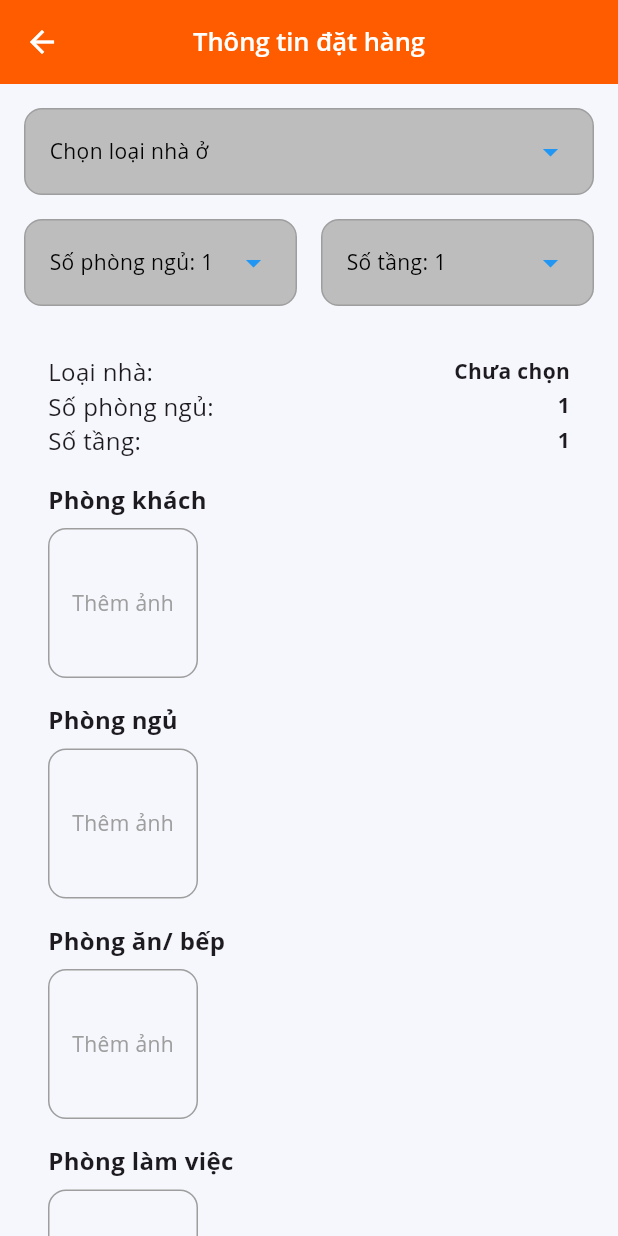
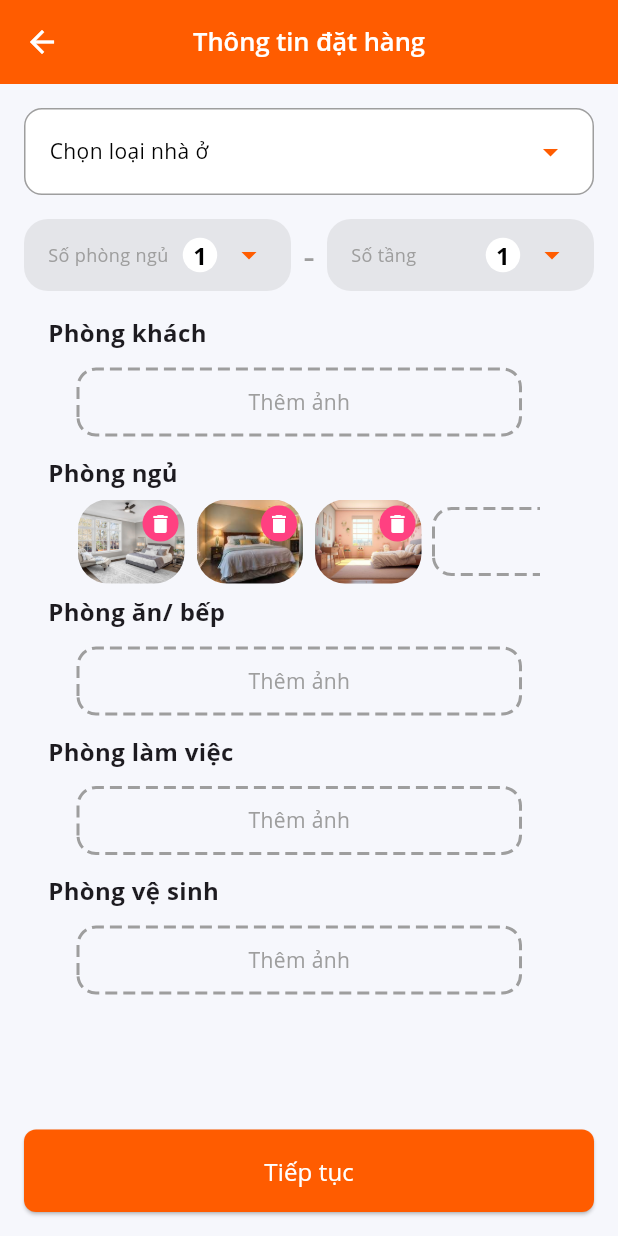
Before and after one commit to CapstoneProjectFA24/movemate-mobile, a Flutter app: the BookingScreen screen opened by its route, on a phone screen of 412 x 824 dp. Run offline on Flutter 3.47's test engine with Material 3 defaults, Android fonts, the light colour scheme and no system bars; drawn by our look-alikes of dotted_border; our stand-ins replace auto_route, dio, flutter_hooks, flutter_riverpod, font_awesome_flutter, hooks_riverpod and 3 more; accounts and stored records are empty; Roboto replaces fonts that are missing (Open Sans).

Commit message:
refactor(booking) : fix ui booking (#10)

```diff
--- a/lib/configs/routes/app_router.dart
+++ b/lib/configs/routes/app_router.dart
@@ -40,7 +40,7 @@ class AppRouter extends _$AppRouter {
           page: SignInScreenRoute.page,
         ),
         AutoRoute(
-          initial: true,
+          // initial: true,
           page: SignUpScreenRoute.page,
         ),
         // Màn hình Onboarding
@@ -51,7 +51,7 @@ class AppRouter extends _$AppRouter {
         // Màn hình chính
         AutoRoute(
           page: TabViewScreenRoute.page,
-          // initial: true,
+          initial: true,
           guards: [OnboardingGuard(ref: _ref)],
           // guards: [AuthGuard(ref: _ref)],
           children: [
--- a/lib/features/booking/presentation/screens/booking_details.dart
+++ b/lib/features/booking/presentation/screens/booking_details.dart
@@ -1,5 +1,6 @@
-//order_details.dart
+import 'package:dotted_border/dotted_border.dart';
 import 'package:flutter/material.dart';
+import 'package:movemate/utils/constants/asset_constant.dart';
 
 class BookingDetails extends StatelessWidget {
   final String? houseType;
@@ -15,7 +16,11 @@ class BookingDetails extends StatelessWidget {
 
   // Room images
   final List<String> livingRoomImages = [];
-  final List<String> bedroomImages = [];
+  final List<String> bedroomImages = [
+    'assets/images/booking/bedroom/bedroom1.png',
+    'assets/images/booking/bedroom/bedroom2.png',
+    'assets/images/booking/bedroom/bedroom3.png'
+  ];
   final List<String> diningRoomImages = [];
   final List<String> officeRoomImages = [];
   final List<String> bathroomImages = [];
@@ -23,22 +28,18 @@ class BookingDetails extends StatelessWidget {
   @override
   Widget build(BuildContext context) {
     return Padding(
-      padding: const EdgeInsets.all(16.0),
+      padding: const EdgeInsets.only(right: 16.0, left: 16),
       child: Column(
         crossAxisAlignment: CrossAxisAlignment.start,
         children: [
-          _buildDetailSection('Loại nhà:', houseType ?? 'Chưa chọn'),
-          _buildDetailSection('Số phòng ngủ:', numberOfRooms.toString()),
-          _buildDetailSection('Số tầng:', numberOfFloors.toString()),
-          const SizedBox(height: 16),
           _buildRoomImageSection('Phòng khách', livingRoomImages),
-          const SizedBox(height: 16),
+          // const SizedBox(height: 16),
           _buildRoomImageSection('Phòng ngủ', bedroomImages),
-          const SizedBox(height: 16),
+          // const SizedBox(height: 16),
           _buildRoomImageSection('Phòng ăn/ bếp', diningRoomImages),
-          const SizedBox(height: 16),
+          // const SizedBox(height: 16),
           _buildRoomImageSection('Phòng làm việc', officeRoomImages),
-          const SizedBox(height: 16),
+          // const SizedBox(height: 16),
           _buildRoomImageSection('Phòng vệ sinh', bathroomImages),
         ],
       ),
@@ -54,17 +55,20 @@ class BookingDetails extends StatelessWidget {
           roomTitle,
           style: const TextStyle(fontWeight: FontWeight.bold, fontSize: 16),
         ),
-        const SizedBox(height: 8),
-        SizedBox(
-          height: 100,
+        // const SizedBox(height: 8),
+        Container(
+          padding: const EdgeInsets.symmetric(horizontal: 20),
+          child: SizedBox(
+            height: 70,
             child: ListView.builder(
               scrollDirection: Axis.horizontal,
-            itemCount: images.length + 1,
+              itemCount: images.length + 1, // +1 for "Thêm ảnh" button
               itemBuilder: (context, index) {
                 return (index == images.length)
-                  ? _buildAddImageButton()
-                  : _buildRoomImage(images[index]);
+                    ? _buildAddImageButton() // "Thêm ảnh" button
+                    : _buildRoomImage(images[index]); // Room image
               },
+            ),
           ),
         ),
       ],
@@ -73,11 +77,13 @@ class BookingDetails extends StatelessWidget {
 
   // Widget for room image
   Widget _buildRoomImage(String imagePath) {
-    return Container(
-      width: 100,
+    return Center(
+      child: Container(
+        width: 71,
+        height: 56,
         margin: const EdgeInsets.only(right: 8),
         decoration: BoxDecoration(
-        borderRadius: BorderRadius.circular(12),
+          borderRadius: BorderRadius.circular(20),
           image: DecorationImage(
             image: AssetImage(imagePath),
             fit: BoxFit.cover,
@@ -92,12 +98,14 @@ class BookingDetails extends StatelessWidget {
                 padding: const EdgeInsets.all(4),
                 decoration: const BoxDecoration(
                   shape: BoxShape.circle,
-                color: Colors.pinkAccent,
+                  color: AssetsConstants.pinkColor,
                 ),
-              child: const Icon(Icons.delete, color: Colors.white, size: 16),
+                child: const Icon(Icons.delete,
+                    color: AssetsConstants.whiteColor, size: 16),
               ),
             ),
           ],
+        ),
       ),
     );
   }
@@ -108,28 +116,32 @@ class BookingDetails extends StatelessWidget {
       onTap: () {
         // Handle add image
       },
+      child: Center(
         child: Container(
-        width: 100,
+          width: 295,
+          height: 44,
           margin: const EdgeInsets.only(right: 8),
-        decoration: BoxDecoration(
-          border: Border.all(color: Colors.grey),
-          borderRadius: BorderRadius.circular(12),
+          // decoration: BoxDecoration(
+          //   border: Border.all(
+          //     color: AssetsConstants.greyColor,
+          // style: BorderStyle.solid, // Viền đứt đoạn
+          //   ),
+          //   borderRadius: BorderRadius.circular(12),
+          // ),
+          child: DottedBorder(
+            color: AssetsConstants.greyColor, // Màu viền đứt đoạn
+            strokeWidth: 2,
+            borderType: BorderType.RRect,
+            radius: const Radius.circular(12),
+            dashPattern: const [8, 4], // Đặt pattern cho viền đứt đoạn
+
+            child: const Center(
+              child: Text('Thêm ảnh',
+                  style: TextStyle(color: AssetsConstants.greyColor)),
             ),
-        child: const Center(
-          child: Text('Thêm ảnh', style: TextStyle(color: Colors.grey)),
+          ),
         ),
       ),
     );
   }
-
-  // Helper method for detail section
-  Widget _buildDetailSection(String label, String value) {
-    return Row(
-      mainAxisAlignment: MainAxisAlignment.spaceBetween,
-      children: [
-        Text(label, style: const TextStyle(fontSize: 16)),
-        Text(value, style: const TextStyle(fontWeight: FontWeight.bold)),
-      ],
-    );
 }
-}
--- a/lib/features/booking/presentation/screens/booking_screen.dart
+++ b/lib/features/booking/presentation/screens/booking_screen.dart
@@ -44,7 +44,10 @@ class BookingScreen extends HookWidget {
         centerTitle: true,
         showBackButton: true,
       ),
-      body: SingleChildScrollView(
+      body: Column(
+        children: [
+          Expanded(
+            child: SingleChildScrollView(
               child: Padding(
                 padding: const EdgeInsets.all(16.0),
                 child: Column(
@@ -70,12 +73,23 @@ class BookingScreen extends HookWidget {
                       numberOfRooms: numberOfRooms.value,
                       numberOfFloors: numberOfFloors.value,
                     ),
-              const SizedBox(height: 16),
-              SizedBox(
+                    const SizedBox(height: 8),
+                  ],
+                ),
+              ),
+            ),
+          ),
+          Padding(
+            padding: const EdgeInsets.all(16.0),
+            child: SizedBox(
               width: double.infinity,
               child: ElevatedButton(
                 style: ElevatedButton.styleFrom(
-                    backgroundColor: AssetsConstants.primaryLight,
+                  backgroundColor: AssetsConstants.primaryDark, // Màu nền cam
+                  padding: const EdgeInsets.symmetric(vertical: 16),
+                  shape: RoundedRectangleBorder(
+                    borderRadius: BorderRadius.circular(8), // Bo góc nút
+                  ),
                 ),
                 onPressed: () {
                   context.router.push(AvailableVehiclesScreenRoute());
@@ -85,9 +99,8 @@ class BookingScreen extends HookWidget {
                         fontSize: 16, color: AssetsConstants.whiteColor)),
               ),
             ),
+          ),
         ],
-          ),
-        ),
       ),
     );
   }
--- a/lib/features/booking/presentation/widgets/booking_selection.dart
+++ b/lib/features/booking/presentation/widgets/booking_selection.dart
@@ -1,4 +1,3 @@
-//order_model.dart
 import 'package:flutter/material.dart';
 import 'package:movemate/utils/constants/asset_constant.dart';
 
@@ -42,30 +41,85 @@ class _BookingSelectionState extends State<BookingSelection> {
 
         // Room and Floor Count Buttons
         Row(
-          mainAxisAlignment: MainAxisAlignment.spaceBetween,
+          mainAxisAlignment: MainAxisAlignment.center,
           children: [
             Expanded(
-              child: GestureDetector(
+              child: _buildRoomFloorCountButton(
+                label: 'Số phòng ngủ',
+                value: numberOfRooms,
                 onTap: () => _showRoomCountModal(context),
-                child: _buildSelectionButton(
-                  label: 'Số phòng ngủ: $numberOfRooms',
-                  icon: Icons.arrow_drop_down,
-                ),
               ),
             ),
-            const SizedBox(width: 16),
+            const Padding(
+              padding: EdgeInsets.symmetric(horizontal: 8.0),
+              child: Text('-',
+                  style: TextStyle(
+                      fontSize: 24, color: AssetsConstants.greyColor)),
+            ),
             Expanded(
-              child: GestureDetector(
+              child: _buildRoomFloorCountButton(
+                label: 'Số tầng',
+                value: numberOfFloors,
                 onTap: () => _showFloorCountModal(context),
-                child: _buildSelectionButton(
-                  label: 'Số tầng: $numberOfFloors',
-                  icon: Icons.arrow_drop_down,
-                ),
               ),
             ),
           ],
         ),
       ],
+    );
+  }
+
+  // Room/Floor count button with customized style
+  Widget _buildRoomFloorCountButton({
+    required String label,
+    required int value,
+    required VoidCallback onTap,
+  }) {
+    return GestureDetector(
+      onTap: onTap,
+      child: Container(
+        padding: const EdgeInsets.symmetric(vertical: 12, horizontal: 16),
+        decoration: BoxDecoration(
+          color: AssetsConstants.greyColor.withOpacity(0.2), // Nền xám mờ
+          borderRadius: BorderRadius.circular(16), // Bo góc tròn
+        ),
+        child: Row(
+          mainAxisAlignment: MainAxisAlignment.spaceBetween,
+          children: [
+            Expanded(
+              child: Text(
+                label,
+                style: const TextStyle(
+                  fontSize: 12,
+                  color: AssetsConstants.greyColor, // Màu xám cho nhãn
+                ),
+              ),
+            ),
+            Row(
+              children: [
+                Container(
+                  padding: const EdgeInsets.symmetric(horizontal: 12),
+                  decoration: const BoxDecoration(
+                    color: AssetsConstants.whiteColor, // Nền trắng cho số lượng
+                    shape: BoxShape.circle, // Hình tròn
+                  ),
+                  child: Text(
+                    value.toString(),
+                    style: const TextStyle(
+                      fontSize: 16,
+                      fontWeight: FontWeight.bold,
+                      color: AssetsConstants.blackColor, // Màu đen cho số
+                    ),
+                  ),
+                ),
+                const SizedBox(width: 4), // Khoảng cách giữa số và icon
+                const Icon(Icons.arrow_drop_down,
+                    color: AssetsConstants.primaryDark), // Màu xanh cho icon
+              ],
+            ),
+          ],
+        ),
+      ),
     );
   }
 
@@ -75,16 +129,20 @@ class _BookingSelectionState extends State<BookingSelection> {
     return Container(
       padding: const EdgeInsets.symmetric(vertical: 16, horizontal: 16),
       decoration: BoxDecoration(
-        color: AssetsConstants.greyColor[400],
+        color: AssetsConstants.whiteColor,
         borderRadius: BorderRadius.circular(12),
         border: Border.all(color: AssetsConstants.greyColor),
       ),
       child: Row(
         mainAxisAlignment: MainAxisAlignment.spaceBetween,
         children: [
-          Text(label,
-              style: const TextStyle(color: AssetsConstants.blackColor)),
-          Icon(icon, color: AssetsConstants.blue1),
+          Text(
+            label,
+            style: const TextStyle(
+              color: AssetsConstants.blackColor,
+            ),
+          ),
+          Icon(icon, color: AssetsConstants.primaryDark),
         ],
       ),
     );
@@ -103,7 +161,7 @@ class _BookingSelectionState extends State<BookingSelection> {
             height: 300, // Adjust height as needed
             padding: const EdgeInsets.all(16.0),
             decoration: BoxDecoration(
-              color: Colors.white,
+              color: AssetsConstants.whiteColor,
               borderRadius: BorderRadius.circular(20),
             ),
             child: Column(
@@ -156,7 +214,7 @@ class _BookingSelectionState extends State<BookingSelection> {
             height: 300, // Adjust height as needed
             padding: const EdgeInsets.all(16.0),
             decoration: BoxDecoration(
-              color: Colors.white,
+              color: AssetsConstants.whiteColor,
               borderRadius: BorderRadius.circular(20),
             ),
             child: Column(
@@ -176,6 +234,7 @@ class _BookingSelectionState extends State<BookingSelection> {
                           (index + 1).toString(),
                           style: const TextStyle(
                               color: AssetsConstants.blackColor),
+                          textAlign: TextAlign.center,
                         ),
                         onTap: () {
                           setState(() {
@@ -209,7 +268,7 @@ class _BookingSelectionState extends State<BookingSelection> {
             height: 300, // Adjust height as needed
             padding: const EdgeInsets.all(16.0),
             decoration: BoxDecoration(
-              color: Colors.white,
+              color: AssetsConstants.whiteColor,
               borderRadius: BorderRadius.circular(20),
             ),
             child: Column(
@@ -229,6 +288,7 @@ class _BookingSelectionState extends State<BookingSelection> {
                           (index + 1).toString(),
                           style: const TextStyle(
                               color: AssetsConstants.blackColor),
+                          textAlign: TextAlign.center,
                         ),
                         onTap: () {
                           setState(() {
--- a/lib/utils/constants/asset_constant.dart
+++ b/lib/utils/constants/asset_constant.dart
@@ -89,6 +89,7 @@ class AssetsConstants {
   static const whiteColor = Color(0xffFFFFFF);
   static const blackColor = Color(0xff000000);
   static const greyColor = Colors.grey;
+  static const pinkColor = Colors.pinkAccent;
   static const scaffoldColor = Color(0xffF6F7FC);
   static const borderColor = Color(0xffB3B9C1);
   static const textBlur = Color(0xff7F858D);
```
Also changed, not shown: lib/features/booking/presentation/screens/vehicles_available_screen.dart (+29 -15 lines), lib/features/booking/presentation/widgets/booking_screen_2th/SummarySection.dart (+42 -7 lines), lib/features/booking/presentation/widgets/booking_screen_2th/price_detail_modal.dart (added, +145 -0 lines), pubspec.yaml (+6 -1 lines), assets/images/booking/bedroom/bedroom1.png (added), assets/images/booking/bedroom/bedroom2.png (added), assets/images/booking/bedroom/bedroom3.png (added), pubspec.lock. Lines whose indentation alone changed are shown as unchanged.
